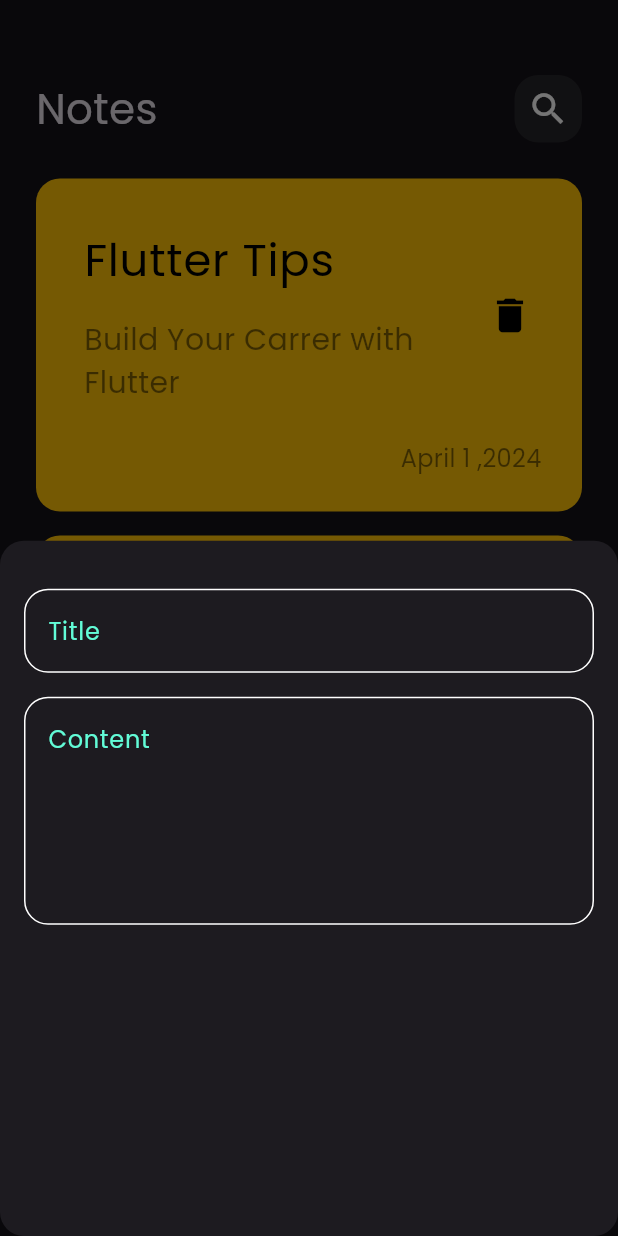
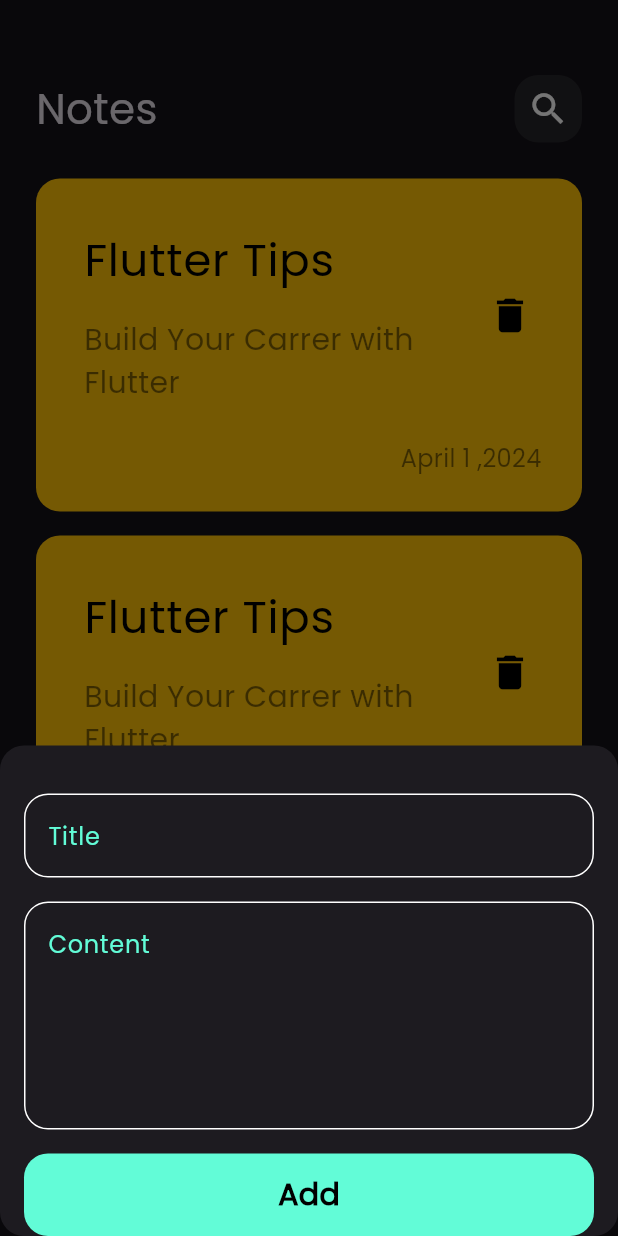
Before and after one commit to 7mk4a/notes_app, a Flutter app: the screen it shows after launch, after a tap on the "add" icon, on a phone screen of 412 x 824 dp. Run offline on Flutter 3.47's test engine with Material 3 defaults, Android fonts, the phone set to English and light mode, and no system bars.

Commit message:
Added notes button ('add')

```diff
--- a/lib/view/widgets/add_note_button_sheet.dart
+++ b/lib/view/widgets/add_note_button_sheet.dart
@@ -1,4 +1,5 @@
 import 'package:flutter/material.dart';
+import 'package:notes_app/view/widgets/custom_button.dart';
 import 'package:notes_app/view/widgets/custom_text_field.dart';
 
 class AddNoteBottomSheet extends StatelessWidget {
@@ -8,13 +9,17 @@ class AddNoteBottomSheet extends StatelessWidget {
   Widget build(BuildContext context) {
     return Padding(
       padding: const EdgeInsets.symmetric(horizontal: 16),
+      child: SingleChildScrollView(
         child: Column(
           children: [
             SizedBox(height: 32),
             CustomTextField(hint: "Title"),
             SizedBox(height: 16),
             CustomTextField(hint: 'Content', maxLines: 5),
+            SizedBox(height: 16),
+            CustomButton(),
           ],
+        ),
       ),
     );
   }
--- /dev/null
+++ b/lib/view/widgets/custom_button.dart
@@ -0,0 +1,28 @@
+import 'package:flutter/material.dart';
+import 'package:notes_app/constants.dart';
+
+class CustomButton extends StatelessWidget {
+  const CustomButton({super.key});
+
+  @override
+  Widget build(BuildContext context) {
+    return Container(
+      width: MediaQuery.of(context).size.width,
+      height: 55,
+      decoration: BoxDecoration(
+        color: kPrimaryColor,
+        borderRadius: BorderRadius.circular(16),
+      ),
+      child: Center(
+        child: Text(
+          'Add',
+          style: TextStyle(
+            color: Colors.black,
+            fontSize: 20,
+            fontWeight: FontWeight.bold,
+          ),
+        ),
+      ),
+    );
+  }
+}
```
Lines whose indentation alone changed are shown as unchanged.
